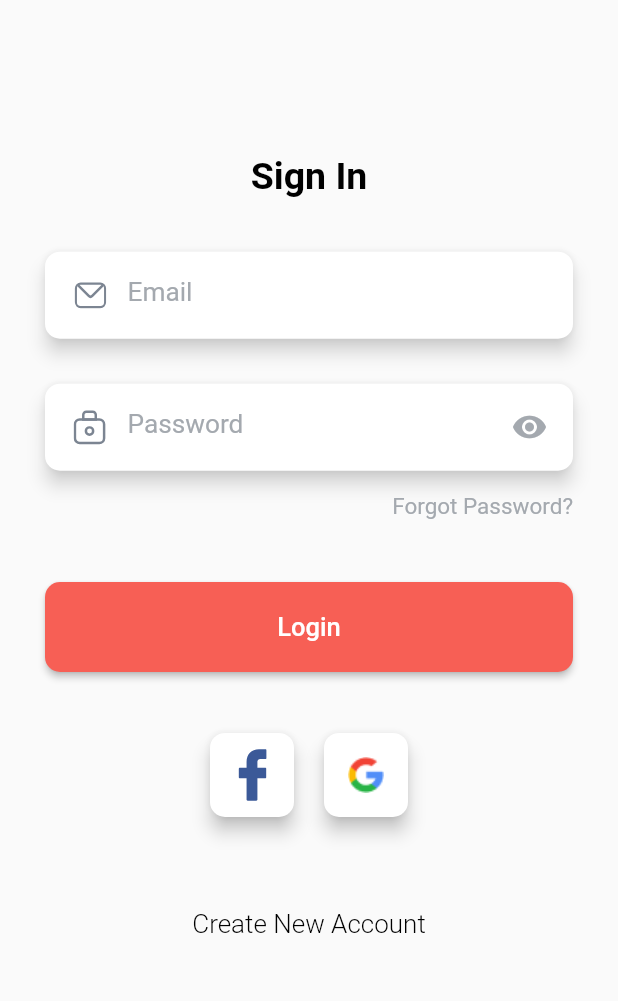
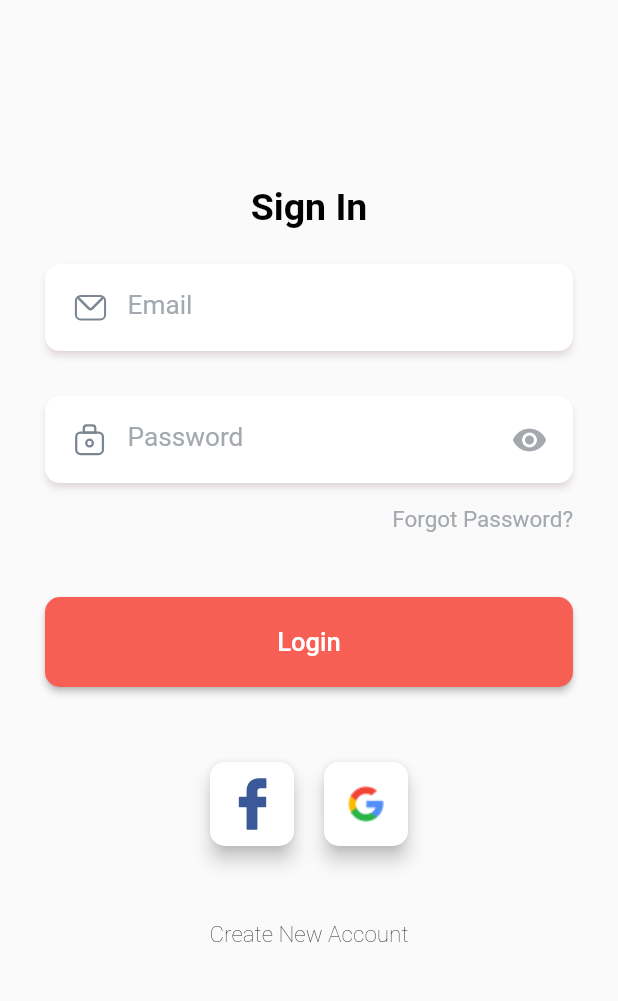
Before and after one commit to joardershawon/Dokan_Demo, a Flutter app: the screen it shows after launch, on a phone screen of 412 x 824 dp, the part 153-1154 px from its top. Run offline on Flutter 3.47's test engine with Material 2 defaults, Android fonts, the phone set to English and light mode, and no system bars; our stand-ins replace flutter_svg, google_fonts; project files that could hold a hidden picture were left out.

```diff
--- a/lib/presentation/core/app_widget.dart
+++ b/lib/presentation/core/app_widget.dart
@@ -1,5 +1,5 @@
-import 'package:dokan_demo/presentation/design/coolors.dart';
-import 'package:dokan_demo/presentation/loginPage/login_page.dart';
+import '../design/coolors.dart';
+import '../loginPage/login_page.dart';
 import 'package:flutter/material.dart';
 import 'package:google_fonts/google_fonts.dart';
 
--- /dev/null
+++ b/lib/presentation/core/widgets/custom_forgot_password.dart
@@ -0,0 +1,16 @@
+import 'package:flutter/material.dart';
+
+class ForgotPasswordWidget extends StatelessWidget {
+  const ForgotPasswordWidget({
+    Key? key,
+  }) : super(key: key);
+
+  @override
+  Widget build(BuildContext context) {
+    return Text(
+      'Forgot Password?',
+      style: Theme.of(context).textTheme.headline2,
+      textAlign: TextAlign.end,
+    );
+  }
+}
--- /dev/null
+++ b/lib/presentation/core/widgets/custom_text_form_field.dart
@@ -0,0 +1,42 @@
+import '../../design/coolors.dart';
+import 'package:flutter/material.dart';
+
+class CustomTextFormField extends StatelessWidget {
+  const CustomTextFormField({
+    Key? key,
+    required this.prefixIcon,
+    this.suffixIcon = const SizedBox.shrink(),
+    this.hintText,
+  }) : super(key: key);
+  final Widget? prefixIcon, suffixIcon;
+  final String? hintText;
+
+  @override
+  Widget build(BuildContext context) {
+    return Padding(
+      padding: const EdgeInsets.symmetric(vertical: 15),
+      child: Material(
+        color: Coolors.kWhiteColor,
+        elevation: 2,
+        shadowColor: Coolors.kShadowColor,
+        borderRadius: BorderRadius.circular(10),
+        child: Padding(
+          padding: const EdgeInsets.all(5.0),
+          child: TextFormField(
+            cursorColor: Coolors.kOrangeColor,
+            decoration: InputDecoration(
+              border: InputBorder.none,
+              prefixIconConstraints: const BoxConstraints(
+                maxHeight: 22,
+                minWidth: 50,
+              ),
+              hintText: hintText,
+              prefixIcon: prefixIcon,
+              suffixIcon: suffixIcon,
+            ),
+          ),
+        ),
+      ),
+    );
+  }
+}
--- /dev/null
+++ b/lib/presentation/core/widgets/custom_title_widget.dart
@@ -0,0 +1,16 @@
+import 'package:flutter/material.dart';
+
+class CustomTitleWidget extends StatelessWidget {
+  const CustomTitleWidget({
+    Key? key,
+  }) : super(key: key);
+
+  @override
+  Widget build(BuildContext context) {
+    return Text(
+      'Sign In',
+      style: Theme.of(context).textTheme.headline1,
+      textAlign: TextAlign.center,
+    );
+  }
+}
--- /dev/null
+++ b/lib/presentation/core/widgets/footer_text_widget.dart
@@ -0,0 +1,45 @@
+import 'package:dokan_demo/presentation/design/coolors.dart';
+import 'package:flutter/gestures.dart';
+import 'package:flutter/material.dart';
+
+class FooterText extends StatelessWidget {
+  const FooterText({
+    Key? key,
+    required this.text1,
+    this.text2 = '',
+    required this.onTap,
+  }) : super(key: key);
+  final String? text1, text2;
+  final VoidCallback? onTap;
+
+  @override
+  Widget build(BuildContext context) {
+    return Padding(
+      padding: const EdgeInsets.only(
+        top: 20,
+        bottom: 20,
+      ),
+      child: Text.rich(
+        TextSpan(
+          text: text1,
+          style: Theme.of(context).textTheme.headline2!.copyWith(
+                fontWeight: FontWeight.w100,
+                color: Colors.black,
+              ),
+          recognizer: TapGestureRecognizer()..onTap = () => onTap!(),
+          children: [
+            TextSpan(
+              text: text2,
+              style: Theme.of(context).textTheme.headline2!.copyWith(
+                    color: Coolors.kBlueColor,
+                    fontWeight: FontWeight.w700,
+                  ),
+              recognizer: TapGestureRecognizer()..onTap = () => onTap!(),
+            ),
+          ],
+        ),
+        textAlign: TextAlign.center,
+      ),
+    );
+  }
+}
--- /dev/null
+++ b/lib/presentation/core/widgets/orange_button.dart
@@ -0,0 +1,31 @@
+import '../size.dart';
+import 'package:flutter/material.dart';
+
+class OrangeButton extends StatelessWidget {
+  const OrangeButton({
+    Key? key,
+    required this.title,
+    required this.onTap,
+  }) : super(key: key);
+  final String? title;
+  final VoidCallback? onTap;
+
+  @override
+  Widget build(BuildContext context) {
+    return Padding(
+      padding: const EdgeInsets.only(
+        top: 10,
+        bottom: 30,
+      ),
+      child: SizedBox(
+        width: getPercentSize(100, false, context),
+        child: ElevatedButton(
+          onPressed: onTap,
+          child: Text(
+            title!,
+          ),
+        ),
+      ),
+    );
+  }
+}
--- /dev/null
+++ b/lib/presentation/core/widgets/social_button_widget.dart
@@ -0,0 +1,29 @@
+import 'package:flutter/material.dart';
+
+class SocialButtonWidget extends StatelessWidget {
+  const SocialButtonWidget({
+    Key? key,
+    required this.icon,
+  }) : super(key: key);
+  final Widget? icon;
+
+  @override
+  Widget build(BuildContext context) {
+    return Padding(
+      padding: const EdgeInsets.all(10),
+      child: SizedBox(
+        height: 56,
+        width: 56,
+        child: Material(
+          elevation: 5,
+          color: Colors.white,
+          borderRadius: BorderRadius.circular(10),
+          child: Padding(
+            padding: const EdgeInsets.all(10),
+            child: icon,
+          ),
+        ),
+      ),
+    );
+  }
+}
--- /dev/null
+++ b/lib/presentation/core/widgets/social_row_widget.dart
@@ -0,0 +1,29 @@
+import 'package:flutter/material.dart';
+import 'package:flutter_svg/flutter_svg.dart';
+
+import 'social_button_widget.dart';
+
+class SocialRowWidget extends StatelessWidget {
+  const SocialRowWidget({Key? key}) : super(key: key);
+
+  @override
+  Widget build(BuildContext context) {
+    return Padding(
+      padding: const EdgeInsets.only(
+        top: 10,
+        bottom: 20,
+      ),
+      child: Row(
+        mainAxisAlignment: MainAxisAlignment.center,
+        children: [
+          SocialButtonWidget(
+            icon: SvgPicture.asset('assets/facebook_icon.svg'),
+          ),
+          SocialButtonWidget(
+            icon: Image.asset('assets/google.png'),
+          ),
+        ],
+      ),
+    );
+  }
+}
--- a/lib/presentation/design/coolors.dart
+++ b/lib/presentation/design/coolors.dart
@@ -14,4 +14,5 @@ class Coolors {
   static const kCheckBoxColor = Color(0xffFF708A);
   static const kBottomSheetCollapseIconColor = Color(0xffFFD3DD);
   static const kBottomSheetButtonColor = Color(0xff1ABC9C);
+  static final kShadowColor = const Color(0xff8B2F40).withOpacity(.25);
 }
--- a/lib/presentation/loginPage/login_page.dart
+++ b/lib/presentation/loginPage/login_page.dart
@@ -1,8 +1,5 @@
-import 'package:dokan_demo/presentation/core/size.dart';
-import 'package:dokan_demo/presentation/design/coolors.dart';
+import 'widgets/login_page_body.dart';
 import 'package:flutter/material.dart';
-import 'package:flutter_svg/flutter_svg.dart';
-import 'package:flutter_svg/svg.dart';
 
 class LoginPage extends StatelessWidget {
   const LoginPage({Key? key}) : super(key: key);
@@ -10,203 +7,7 @@ class LoginPage extends StatelessWidget {
   @override
   Widget build(BuildContext context) {
     return const Scaffold(
-      body: LoginBody(),
+      body: LoginPageBody(),
     );
   }
 }
-
-class LoginBody extends StatelessWidget {
-  const LoginBody({
-    Key? key,
-  }) : super(key: key);
-
-  @override
-  Widget build(BuildContext context) {
-    return SafeArea(
-      child: SingleChildScrollView(
-        child: Padding(
-          padding: const EdgeInsets.symmetric(horizontal: 30, vertical: 10),
-          child: Column(
-            mainAxisAlignment: MainAxisAlignment.center,
-            crossAxisAlignment: CrossAxisAlignment.stretch,
-            children: [
-              SizedBox(height: getPercentSize(10, false, context)),
-              SvgPicture.asset('assets/dokan_logo.svg'),
-              SizedBox(height: getPercentSize(25, false, context)),
-              const CustomTitleWidget(),
-              SizedBox(height: getPercentSize(5, false, context)),
-              CustomTextFormField(
-                hintText: 'Email',
-                prefixIcon: SvgPicture.asset('assets/email_icon.svg'),
-                suffixIcon: const SizedBox.shrink(),
-              ),
-              CustomTextFormField(
-                hintText: 'Password',
-                prefixIcon: SvgPicture.asset('assets/password_icon.svg'),
-                suffixIcon: const Icon(
-                  Icons.remove_red_eye_sharp,
-                ),
-              ),
-              const ForgotPasswordWidget(),
-              SizedBox(height: getPercentSize(10, false, context)),
-              const LoginButton(),
-              SizedBox(height: getPercentSize(5, false, context)),
-              const SocialSection(),
-            ],
-          ),
-        ),
-      ),
-    );
-  }
-}
-
-class SocialSection extends StatelessWidget {
-  const SocialSection({
-    Key? key,
-  }) : super(key: key);
-
-  @override
-  Widget build(BuildContext context) {
-    return Column(
-      children: [
-        Padding(
-          padding: const EdgeInsets.only(
-            top: 10,
-            bottom: 10,
-          ),
-          child: Row(
-            mainAxisAlignment: MainAxisAlignment.center,
-            children: [
-              SocialButtonWidget(
-                icon: SvgPicture.asset('assets/facebook_icon.svg'),
-              ),
-              SocialButtonWidget(
-                icon: Image.asset('assets/google.png'),
-              ),
-            ],
-          ),
-        ),
-        SizedBox(height: getPercentSize(10, false, context)),
-        Text(
-          'Create New Account',
-          style: Theme.of(context).textTheme.headline3,
-          textAlign: TextAlign.center,
-        ),
-        SizedBox(height: getPercentSize(5, false, context)),
-      ],
-    );
-  }
-}
-
-class LoginButton extends StatelessWidget {
-  const LoginButton({
-    Key? key,
-  }) : super(key: key);
-
-  @override
-  Widget build(BuildContext context) {
-    return ElevatedButton(
-      onPressed: () {},
-      child: const Text(
-        'Login',
-      ),
-    );
-  }
-}
-
-class ForgotPasswordWidget extends StatelessWidget {
-  const ForgotPasswordWidget({
-    Key? key,
-  }) : super(key: key);
-
-  @override
-  Widget build(BuildContext context) {
-    return Text(
-      'Forgot Password?',
-      style: Theme.of(context).textTheme.headline2,
-      textAlign: TextAlign.end,
-    );
-  }
-}
-
-class CustomTitleWidget extends StatelessWidget {
-  const CustomTitleWidget({
-    Key? key,
-  }) : super(key: key);
-
-  @override
-  Widget build(BuildContext context) {
-    return Text(
-      'Sign In',
-      style: Theme.of(context).textTheme.headline1,
-      textAlign: TextAlign.center,
-    );
-  }
-}
-
-class SocialButtonWidget extends StatelessWidget {
-  const SocialButtonWidget({
-    Key? key,
-    required this.icon,
-  }) : super(key: key);
-  final Widget? icon;
-
-  @override
-  Widget build(BuildContext context) {
-    return Padding(
-      padding: const EdgeInsets.all(10),
-      child: SizedBox(
-        height: 56,
-        width: 56,
-        child: Material(
-          elevation: 5,
-          color: Colors.white,
-          borderRadius: BorderRadius.circular(10),
-          child: Padding(
-            padding: const EdgeInsets.all(10),
-            child: icon,
-          ),
-        ),
-      ),
-    );
-  }
-}
-
-class CustomTextFormField extends StatelessWidget {
-  const CustomTextFormField({
-    Key? key,
-    required this.prefixIcon,
-    required this.suffixIcon,
-    this.hintText,
-  }) : super(key: key);
-  final Widget? prefixIcon, suffixIcon;
-  final String? hintText;
-
-  @override
-  Widget build(BuildContext context) {
-    return Padding(
-      padding: const EdgeInsets.symmetric(vertical: 15),
-      child: Material(
-        color: Coolors.kWhiteColor,
-        shadowColor: Coolors.kBgColor,
-        elevation: 5,
-        borderRadius: BorderRadius.circular(10),
-        child: Padding(
-          padding: const EdgeInsets.all(5.0),
-          child: TextFormField(
-            cursorColor: Coolors.kOrangeColor,
-            decoration: InputDecoration(
-              border: InputBorder.none,
-              prefixIconConstraints: const BoxConstraints(
-                minWidth: 50,
-              ),
-              hintText: hintText,
-              prefixIcon: prefixIcon,
-              suffixIcon: suffixIcon,
-            ),
-          ),
-        ),
-      ),
-    );
-  }
-}
--- /dev/null
+++ b/lib/presentation/loginPage/widgets/login_page_body.dart
@@ -0,0 +1,87 @@
+import 'package:dokan_demo/presentation/core/widgets/social_button_widget.dart';
+import 'package:dokan_demo/presentation/core/widgets/social_row_widget.dart';
+
+import '../../core/size.dart';
+import '../../core/widgets/custom_forgot_password.dart';
+import '../../core/widgets/custom_text_form_field.dart';
+import '../../core/widgets/custom_title_widget.dart';
+import '../../core/widgets/footer_text_widget.dart';
+import '../../core/widgets/orange_button.dart';
+import '../../signUpPage/sign_up_page.dart';
+import 'package:flutter/material.dart';
+import 'package:flutter_svg/flutter_svg.dart';
+
+class LoginPageBody extends StatelessWidget {
+  const LoginPageBody({
+    Key? key,
+  }) : super(key: key);
+
+  @override
+  Widget build(BuildContext context) {
+    return SafeArea(
+      child: SingleChildScrollView(
+        child: Padding(
+          padding: const EdgeInsets.symmetric(horizontal: 30, vertical: 10),
+          child: Column(
+            mainAxisAlignment: MainAxisAlignment.center,
+            crossAxisAlignment: CrossAxisAlignment.stretch,
+            children: [
+              SizedBox(height: getPercentSize(10, false, context)),
+              SvgPicture.asset('assets/dokan_logo.svg'),
+              SizedBox(height: getPercentSize(15, true, context)),
+              const CustomTitleWidget(),
+              SizedBox(height: getPercentSize(1, true, context)),
+              CustomTextFormField(
+                hintText: 'Email',
+                prefixIcon: SvgPicture.asset('assets/email_icon.svg'),
+                suffixIcon: const SizedBox.shrink(),
+              ),
+              CustomTextFormField(
+                hintText: 'Password',
+                prefixIcon: SvgPicture.asset('assets/password_icon.svg'),
+                suffixIcon: const Icon(
+                  Icons.remove_red_eye_sharp,
+                ),
+              ),
+              const ForgotPasswordWidget(),
+              SizedBox(height: getPercentSize(8, false, context)),
+              OrangeButton(
+                title: 'Login',
+                //TODO: Login
+                onTap: () {
+                  print('LOGIN PRESSED');
+                },
+              ),
+              // SizedBox(height: getPercentSize(5, true, context)),
+              const SocialRowWidget(),
+              FooterText(
+                text1: 'Create New Account',
+                onTap: () {
+                  Navigator.of(context).push(
+                    MaterialPageRoute(
+                      builder: (context) => const SignUpPage(),
+                    ),
+                  );
+                },
+              ),
+              // FooterText(
+              //   text: GestureDetector(
+              //     onTap: () => Navigator.of(context).push(
+              //       MaterialPageRoute(
+              //         builder: (context) => const SignUpPage(),
+              //       ),
+              //     ),
+              //     child: Text(
+              //       'Create New Account',
+              //       style: Theme.of(context).textTheme.headline3,
+              //       textAlign: TextAlign.center,
+              //     ),
+              //   ),
+              // ),
+            ],
+          ),
+        ),
+      ),
+    );
+  }
+}
```
Also changed, not shown: lib/presentation/homePage/home_page.dart (added, +18 -0 lines), lib/presentation/signUpPage/sign_up_page.dart (added, +146 -0 lines), assets/camera_icon.svg (added).
